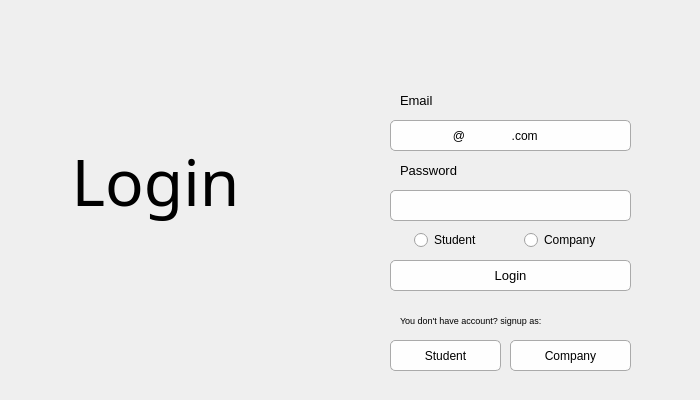
Above: user_interface/login.ui from azzam012/apprenticeship-application before the change. Below: the same form after it.
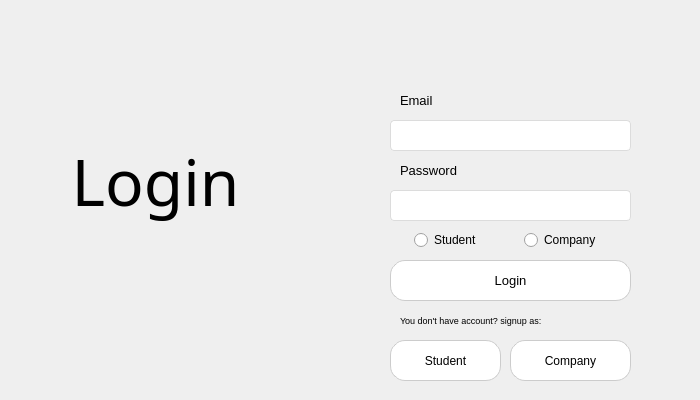
That is the form after the change. Icons and pictures are not drawn.

```diff
--- a/user_interface/login.ui
+++ b/user_interface/login.ui
@@ -127,7 +127,7 @@
      <x>390</x>
      <y>340</y>
      <width>111</width>
-     <height>31</height>
+     <height>41</height>
     </rect>
    </property>
    <property name="font">
@@ -141,11 +141,19 @@
    </property>
    <property name="styleSheet">
     <string notr="true">QPushButton {
-    border: 1px solid #aaa;
-    border-radius: 5px;
-    padding: 0px;
-    background-color: #fefefe;
+    background-color: white;
+    color: black;
+    border-radius: 15px;               
+    border: 1px solid #ccc;            
+    padding: 10px 20px;
 }
+
+QPushButton:hover {
+    background-color: #003366;         
+    color: white;
+    border: 1px solid #003366;        
+}
+
 </string>
    </property>
    <property name="text">
@@ -158,7 +166,7 @@
      <x>510</x>
      <y>340</y>
      <width>121</width>
-     <height>31</height>
+     <height>41</height>
     </rect>
    </property>
    <property name="font">
@@ -172,11 +180,20 @@
    </property>
    <property name="styleSheet">
     <string notr="true">QPushButton {
-    border: 1px solid #aaa;
-    border-radius: 5px;
-    padding: 0px;
-    background-color: #fefefe;
-}</string>
+    background-color: white;
+    color: black;
+    border-radius: 15px;               
+    border: 1px solid #ccc;            
+    padding: 10px 20px;
+}
+
+QPushButton:hover {
+    background-color: #003366;         
+    color: white;
+    border: 1px solid #003366;        
+}
+
+</string>
    </property>
    <property name="text">
     <string>Company</string>
@@ -196,15 +213,21 @@
    </property>
    <property name="styleSheet">
     <string notr="true">QLineEdit {
-    border: 1px solid #aaa;
-    border-radius: 5px;
-    padding: 0px;
-    background-color: #fefefe;
+    border: 1px solid #dcdcdc;
+    border-radius: 4px;
+    padding: 6px 10px;
+    background-color: #ffffff;
+    font-size: 13px;
+    color: #333;
+}
+
+QLineEdit:focus {
+    border: 1px solid #0078d7;
 }
 </string>
    </property>
    <property name="inputMask">
-    <string>NNNNNNNNNNNNNNNNNN@NNNNNNNNNNNNNN.com</string>
+    <string/>
    </property>
   </widget>
   <widget class="QLineEdit" name="password_input">
@@ -221,10 +244,16 @@
    </property>
    <property name="styleSheet">
     <string notr="true">QLineEdit {
-    border: 1px solid #aaa;
-    border-radius: 5px;
-    padding: 0px;
-    background-color: #fefefe;
+    border: 1px solid #dcdcdc;
+    border-radius: 4px;
+    padding: 6px 10px;
+    background-color: #ffffff;
+    font-size: 13px;
+    color: #333;
+}
+
+QLineEdit:focus {
+    border: 1px solid #0078d7;
 }
 </string>
    </property>
@@ -235,7 +264,7 @@
      <x>390</x>
      <y>260</y>
      <width>241</width>
-     <height>31</height>
+     <height>41</height>
     </rect>
    </property>
    <property name="font">
@@ -248,11 +277,20 @@
    </property>
    <property name="styleSheet">
     <string notr="true">QPushButton {
-    border: 1px solid #aaa;
-    border-radius: 5px;
-    padding: 0px;
-    background-color: #fefefe;
-}</string>
+    background-color: white;
+    color: black;
+    border-radius: 15px;               
+    border: 1px solid #ccc;            
+    padding: 10px 20px;
+}
+
+QPushButton:hover {
+    background-color: #003366;         
+    color: white;
+    border: 1px solid #003366;        
+}
+
+</string>
    </property>
    <property name="text">
     <string>Login</string>
```
